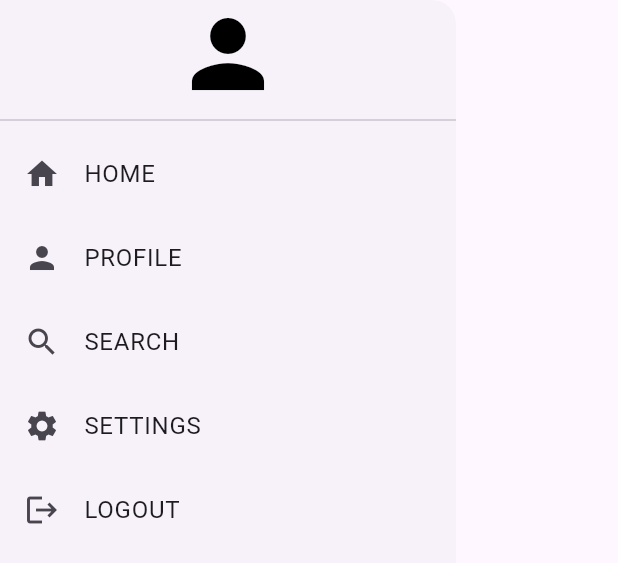
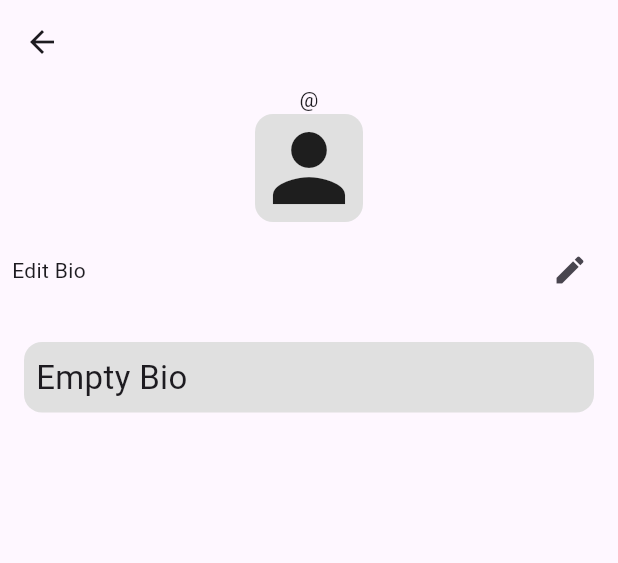
Before and after one commit to Caution87/social_media_app, a Flutter app: the MyDrawer widget shown alone on an empty page, opened directly, after a tap on "PROFILE", on a phone screen of 412 x 824 dp. Shown: the top 563 px of the screen. Run offline on Flutter 3.47's test engine with Material 3 defaults, Android fonts, the phone set to English and light mode, and no system bars; our stand-ins replace cloud_firestore, firebase_auth, firebase_core; accounts and stored records are empty; network calls fail.

Commit message:
edit bio

```diff
--- /dev/null
+++ b/lib/components/my_bio_box.dart
@@ -0,0 +1,25 @@
+import 'package:flutter/material.dart';
+
+class MyBioBox extends StatelessWidget {
+  final String text;
+  const MyBioBox({super.key, required this.text});
+
+  @override
+  Widget build(BuildContext context) {
+    return Padding(
+      padding: const EdgeInsets.all(16),
+      child: Container(
+        decoration: BoxDecoration(
+            color: Colors.grey.shade300,
+            borderRadius: BorderRadius.circular(12)),
+        child: Padding(
+          padding: const EdgeInsets.all(8.0),
+          child: Text(
+            text.isNotEmpty ? text : "Empty Bio",
+            style: TextStyle(fontSize: 22),
+          ),
+        ),
+      ),
+    );
+  }
+}
--- a/lib/components/my_drawer.dart
+++ b/lib/components/my_drawer.dart
@@ -1,5 +1,6 @@
 import 'package:flutter/material.dart';
 import 'package:my_social_media_app/components/my_drawer_tile.dart';
+import 'package:my_social_media_app/pages/profile_page.dart';
 import 'package:my_social_media_app/pages/settings_page.dart';
 import 'package:my_social_media_app/services/auth/auth_service.dart';
 
@@ -41,7 +42,19 @@ class MyDrawer extends StatelessWidget {
                   Navigator.pop(context);
                 }),
             //profile
-            MyDrawerTile(title: 'PROFILE', icon: Icons.person, onTap: () {}),
+            MyDrawerTile(
+                title: 'PROFILE',
+                icon: Icons.person,
+                onTap: () {
+                  //pop drawer
+                  Navigator.pop(context);
+                  //go to profile page
+                  Navigator.push(
+                      context,
+                      MaterialPageRoute(
+                          builder: (context) =>
+                              ProfilePage(uid: _auth.getCurrentUid())));
+                }),
             //search
             MyDrawerTile(title: 'SEARCH', icon: Icons.search, onTap: () {}),
             //settings
--- /dev/null
+++ b/lib/pages/profile_page.dart
@@ -0,0 +1,125 @@
+// ignore_for_file: prefer_const_constructors
+
+import 'package:flutter/material.dart';
+import 'package:my_social_media_app/components/my_bio_box.dart';
+import 'package:my_social_media_app/components/my_input_alert_box.dart';
+import 'package:my_social_media_app/models/user.dart';
+import 'package:my_social_media_app/services/auth/auth_service.dart';
+import 'package:my_social_media_app/services/database/database_provider.dart';
+import 'package:provider/provider.dart';
+
+class ProfilePage extends StatefulWidget {
+  final String uid;
+  const ProfilePage({super.key, required this.uid});
+
+  @override
+  State<ProfilePage> createState() => _ProfilePageState();
+}
+
+class _ProfilePageState extends State<ProfilePage> {
+  //providers
+  late final databaseProvider =
+      Provider.of<DatabaseProvider>(context, listen: false);
+  //user info
+  UserProfile? user;
+  String currentUserId = AuthService().getCurrentUid();
+  //loading
+  bool _isLoading = true;
+  @override
+  void initState() {
+    // TODO: implement initState
+    loadUser();
+  }
+
+  //text controller for bio
+  final bioController = TextEditingController();
+
+  Future<void> loadUser() async {
+    //get user profile info
+    user = await databaseProvider.userProfile(widget.uid);
+    //finish loading
+    setState(() {
+      _isLoading = false;
+    });
+  }
+
+  void _showEditBioDialog() {
+    showDialog(
+        context: context,
+        builder: (context) => MyInputAlertBox(
+              hintText: "Edit Your Bio",
+              controller: bioController,
+              onPressedText: "Save",
+              onPressed: () {
+                saveBio();
+              },
+            ));
+  }
+
+//save update bio
+  Future<void> saveBio() async {
+    setState(() {
+      _isLoading = true;
+    });
+    //update bio
+    await databaseProvider.updateBio(bioController.text);
+    //reload user
+    await loadUser();
+    //finish loading
+    setState(() {
+      _isLoading = false;
+    });
+    print("Saving");
+  }
+
+  @override
+  Widget build(BuildContext context) {
+    return Scaffold(
+        appBar: AppBar(
+          title: Text(_isLoading ? "" : user!.name),
+        ),
+        body: ListView(
+          children: [
+            //username handle
+            Center(
+              child: Text(
+                _isLoading ? "" : '@${user!.username}',
+              ),
+            ),
+            //profile pic
+            Center(
+              child: Container(
+                decoration: BoxDecoration(
+                    color: Colors.grey.shade300,
+                    borderRadius: BorderRadius.circular(12)),
+                child: Icon(
+                  Icons.person,
+                  size: 72,
+                ),
+              ),
+            ),
+
+            //profile stats
+
+            //follow and unfollow
+            //edit bio
+            Padding(
+              padding: const EdgeInsets.all(8.0),
+              child: Row(
+                mainAxisAlignment: MainAxisAlignment.spaceBetween,
+                children: [
+                  Text("Edit Bio"),
+                  IconButton(
+                      onPressed: _showEditBioDialog, icon: Icon(Icons.edit)),
+                ],
+              ),
+            ),
+            //bio
+            MyBioBox(
+              text: _isLoading ? '...' : user!.bio,
+            ),
+            //list of posts from user
+          ],
+        ));
+  }
+}
--- /dev/null
+++ b/lib/services/database/database_provider.dart
@@ -0,0 +1,31 @@
+/*
+This provider is to separate the firestore data handling and the UI of our app
+The db service class handles data to and from firebase
+
+this provider processes that data to display in our app
+we need to separate ui and logic this is the logic
+*/
+
+import 'package:flutter/material.dart';
+import 'package:my_social_media_app/models/user.dart';
+import 'package:my_social_media_app/services/auth/auth_service.dart';
+import 'package:my_social_media_app/services/database/database_service.dart';
+
+class DatabaseProvider extends ChangeNotifier {
+  /*
+    SERIVCES
+
+  */
+  //gwet db & auth service
+  final _db = DatabaseService();
+  final _auth = AuthService();
+  /*
+  USER PROFILE
+  */
+
+  //get user profile and given uid
+  Future<UserProfile?> userProfile(String uid) => _db.getUser(uid);
+
+  //update user bio
+  Future<void> updateBio(String bio) => _db.updateUserBio(bio);
+}
--- a/lib/services/database/database_service.dart
+++ b/lib/services/database/database_service.dart
@@ -13,6 +13,7 @@
 import 'package:cloud_firestore/cloud_firestore.dart';
 import 'package:firebase_auth/firebase_auth.dart';
 import 'package:my_social_media_app/models/user.dart';
+import 'package:my_social_media_app/services/auth/auth_service.dart';
 
 class DatabaseService {
   //get instance of firestore database and auth
@@ -23,7 +24,8 @@ class DatabaseService {
   //whena  new user signsin we create acct for them and store their details to display on pfp
 
   //save user info
-  Future<void> saveUserInfo({required String name, required String email}) async {
+  Future<void> saveUserInfo(
+      {required String name, required String email}) async {
     //get current uid
     String uid = _auth.currentUser!.uid;
     //extract username from email
@@ -48,4 +50,16 @@ class DatabaseService {
       return null;
     }
   }
+
+  //Update user bio
+  Future<void> updateUserBio(String bio) async {
+    //get current uid
+    String uid = AuthService().getCurrentUid();
+    //attempt to update
+    try {
+      await _db.collection("Users").doc(uid).update({'bio': bio});
+    } catch (e) {
+      print(e);
+    }
+  }
 }
--- a/pubspec.yaml
+++ b/pubspec.yaml
@@ -38,6 +38,7 @@ dependencies:
   firebase_core: ^3.6.0
   firebase_auth: ^5.3.1
   cloud_firestore: ^5.4.4
+  provider:
 
 dev_dependencies:
   flutter_test:
```
Also changed, not shown: lib/components/my_input_alert_box.dart (added, +70 -0 lines), lib/main.dart (+9 -1 lines), pubspec.lock.
